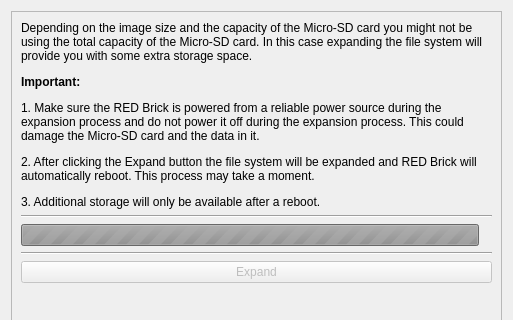
Above: src/brickv/plugin_system/plugins/red/ui/red_tab_settings_filesystem.ui from Tinkerforge/brickv before the change; both pictures show x 0 to 513 and y 0 to 320 of the 513 by 581 pixel window. Below: the same form after it.
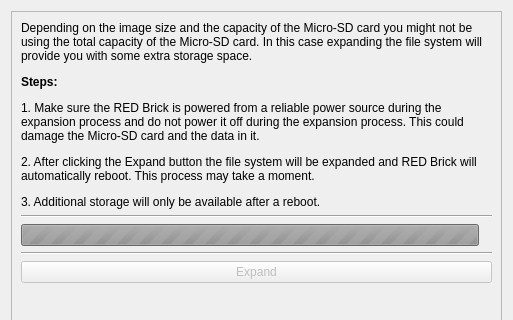
That is the form after the change.

Commit message: red-brick: Update file system help text

```diff
--- a/src/brickv/plugin_system/plugins/red/ui/red_tab_settings_filesystem.ui
+++ b/src/brickv/plugin_system/plugins/red/ui/red_tab_settings_filesystem.ui
@@ -81,7 +81,7 @@
          <item row="0" column="0">
           <widget class="QLabel" name="label_fs_expand_info">
            <property name="text">
-            <string>&lt;html&gt;&lt;body&gt;&lt;p&gt;Depending on the image size and the capacity of the Micro-SD card you might not be using the total capacity of the Micro-SD card. In this case expanding the file system will provide you with some extra storage space. &lt;/p&gt;&lt;p&gt;&lt;b&gt;Important:&lt;/b&gt;&lt;/p&gt;&lt;p&gt;1. Make sure the RED Brick is powered from a reliable power source during the expansion process and do not power it off during the expansion process. This could damage the Micro-SD card and the data in it. &lt;/p&gt;&lt;p&gt;2. After clicking the Expand button the file system will be expanded and RED Brick will automatically reboot. This process may take a moment. &lt;/p&gt;&lt;p&gt;3. Additional storage will only be available after a reboot. &lt;/p&gt;&lt;/body&gt;&lt;/html&gt;</string>
+            <string>&lt;html&gt;&lt;body&gt;&lt;p&gt;Depending on the image size and the capacity of the Micro-SD card you might not be using the total capacity of the Micro-SD card. In this case expanding the file system will provide you with some extra storage space. &lt;/p&gt;&lt;p&gt;&lt;b&gt;Steps:&lt;/b&gt;&lt;/p&gt;&lt;p&gt;1. Make sure the RED Brick is powered from a reliable power source during the expansion process and do not power it off during the expansion process. This could damage the Micro-SD card and the data in it. &lt;/p&gt;&lt;p&gt;2. After clicking the Expand button the file system will be expanded and RED Brick will automatically reboot. This process may take a moment. &lt;/p&gt;&lt;p&gt;3. Additional storage will only be available after a reboot. &lt;/p&gt;&lt;/body&gt;&lt;/html&gt;</string>
            </property>
            <property name="alignment">
             <set>Qt::AlignLeading|Qt::AlignLeft|Qt::AlignTop</set>
```
